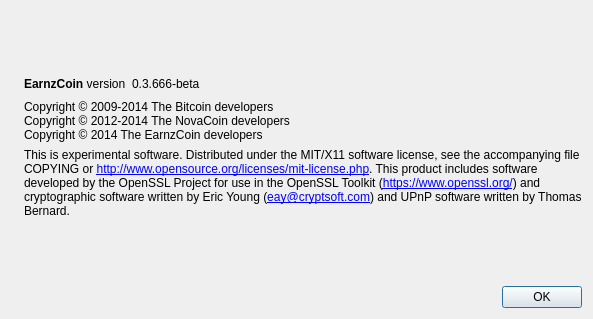
The window that src/qt/forms/aboutdialog.ui (Frenzel1337/EarnzCoin) describes before a commit, drawn with Qt 5.
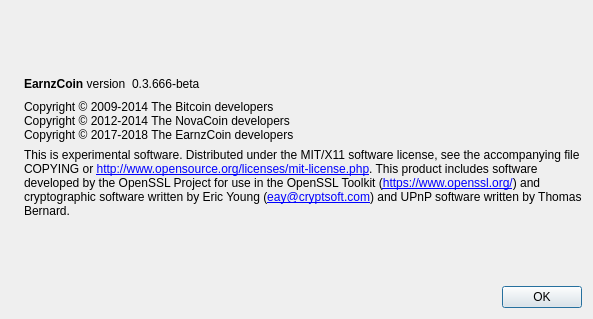
The same window after the commit. Icons and pictures are not drawn.

Patch:
```diff
--- a/src/qt/forms/aboutdialog.ui
+++ b/src/qt/forms/aboutdialog.ui
@@ -93,7 +93,7 @@
        <property name="text">
         <string>Copyright © 2009-2014 The Bitcoin developers
 Copyright © 2012-2014 The NovaCoin developers
-Copyright © 2014 The EarnzCoin developers</string>
+Copyright © 2017-2018 The EarnzCoin developers</string>
        </property>
        <property name="textInteractionFlags">
         <set>Qt::LinksAccessibleByMouse|Qt::TextSelectableByKeyboard|Qt::TextSelectableByMouse</set>
```
